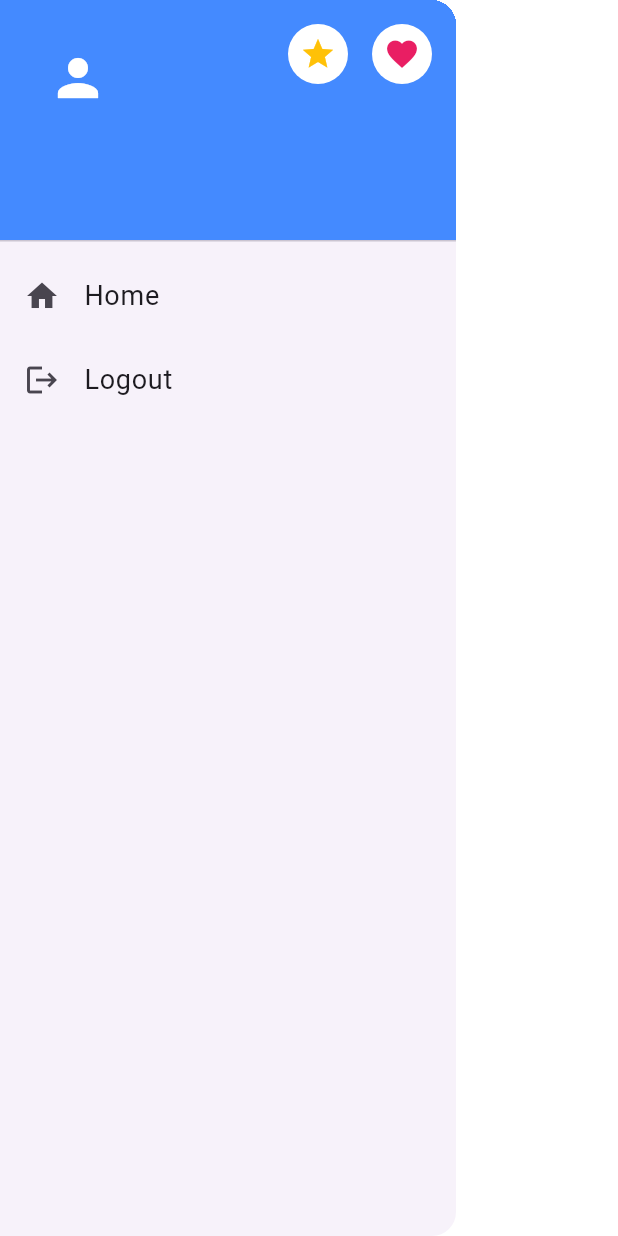
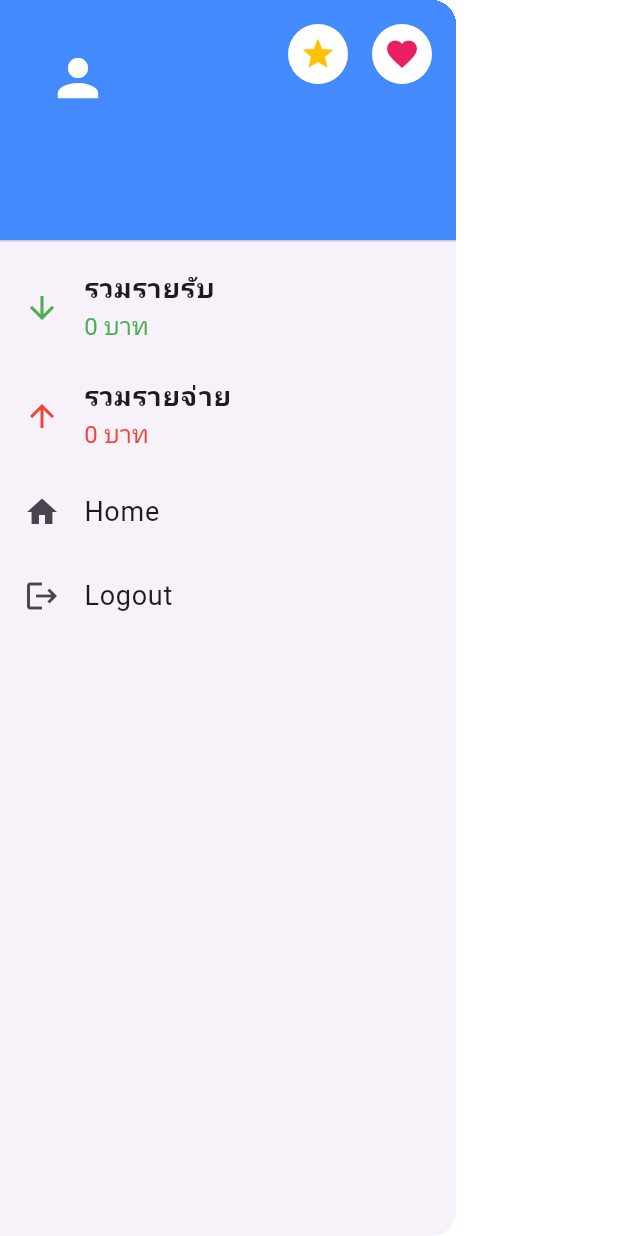
Before and after one commit to waranya154/Flutter_api_transaction_wallet, a Flutter app: the AppDrawer widget shown alone on an empty page, opened directly, on a phone screen of 412 x 824 dp. Run offline on Flutter 3.47's test engine with Material 3 defaults, Android fonts, the phone set to English and light mode, and no system bars; our stand-ins replace get, hive; accounts and stored records are empty; network calls fail.

Commit message:
add summit

```diff
--- a/lib/components/drawer.dart
+++ b/lib/components/drawer.dart
@@ -1,12 +1,17 @@
 import 'package:flutter/material.dart';
 import 'package:get/get.dart';
 import '../controllers/auth_controller.dart';
+import '../controllers/transac_controller.dart';
 
 class AppDrawer extends StatelessWidget {
   AppDrawer({super.key});
 
   // ใช้ Get.find เพื่อดึง AuthController ที่ถูก inject แล้ว
   final AuthController authController = Get.find<AuthController>();
+
+  // ใช้ Get.find เพื่อดึง TransactionController ที่ถูก inject แล้ว
+  final TransactionController transactionController =
+      Get.find<TransactionController>();
 
   @override
   Widget build(BuildContext context) {
@@ -41,6 +46,37 @@ class AppDrawer extends StatelessWidget {
                 ),
               ],
             ),
+            // แสดงยอดรวมรายรับและรายจ่าย
+            Obx(() {
+              final income = transactionController.getTotalIncome();
+              final expense = transactionController.getTotalExpense();
+              return Column(
+                children: [
+                  ListTile(
+                    leading: Icon(Icons.arrow_downward, color: Colors.green),
+                    title: Text(
+                      'รวมรายรับ',
+                      style: TextStyle(fontWeight: FontWeight.bold),
+                    ),
+                    subtitle: Text(
+                      '$income บาท',
+                      style: TextStyle(color: Colors.green),
+                    ),
+                  ),
+                  ListTile(
+                    leading: Icon(Icons.arrow_upward, color: Colors.red),
+                    title: Text(
+                      'รวมรายจ่าย',
+                      style: TextStyle(fontWeight: FontWeight.bold),
+                    ),
+                    subtitle: Text(
+                      '$expense บาท',
+                      style: TextStyle(color: Colors.red),
+                    ),
+                  ),
+                ],
+              );
+            }),
             ListTile(
               leading: Icon(Icons.home),
               title: Text("Home"),
--- a/lib/controllers/transac_controller.dart
+++ b/lib/controllers/transac_controller.dart
@@ -54,4 +54,18 @@ class TransactionController extends GetxController {
     }
     return null;
   }
+
+  // ฟังก์ชันคำนวณยอดรวมรายรับ (type == 1)
+  int getTotalIncome() {
+    return transactions
+        .where((item) => item.type == 1)
+        .fold(0, (sum, item) => sum + item.amount);
+  }
+
+  // ฟังก์ชันคำนวณยอดรวมรายจ่าย (type == 2 หรือ type == -1)
+  int getTotalExpense() {
+    return transactions
+        .where((item) => item.type == 2 || item.type == -1)
+        .fold(0, (sum, item) => sum + item.amount);
+  }
 }
```
